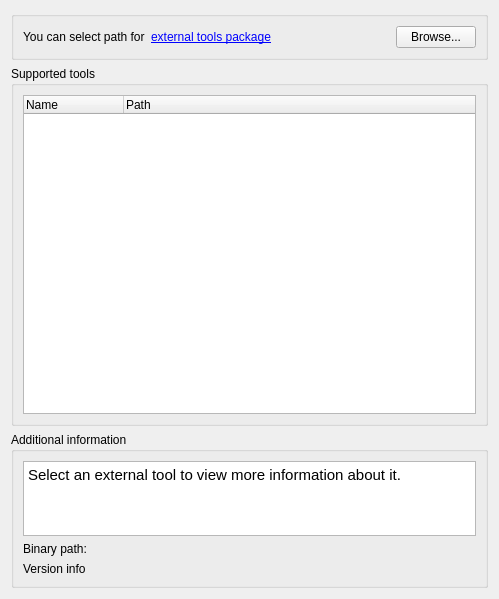
Old version of the form src/plugins/external_tool_support/src/ETSSettingsWidget.ui in the repository violethaze74/ugene.
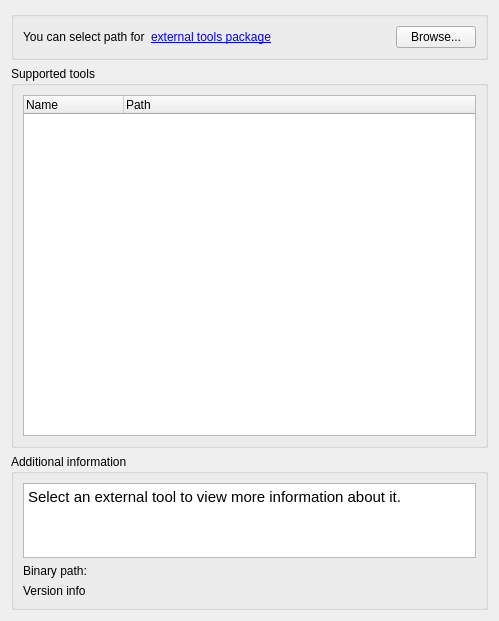
New version of the form.

Diff of the .ui file:
```diff
--- a/src/plugins/external_tool_support/src/ETSSettingsWidget.ui
+++ b/src/plugins/external_tool_support/src/ETSSettingsWidget.ui
@@ -7,7 +7,7 @@
     <x>0</x>
     <y>0</y>
     <width>499</width>
-    <height>599</height>
+    <height>621</height>
    </rect>
   </property>
   <property name="sizePolicy">
```
Left out of the diff: 2 changed lines with no effect on the pictures.
